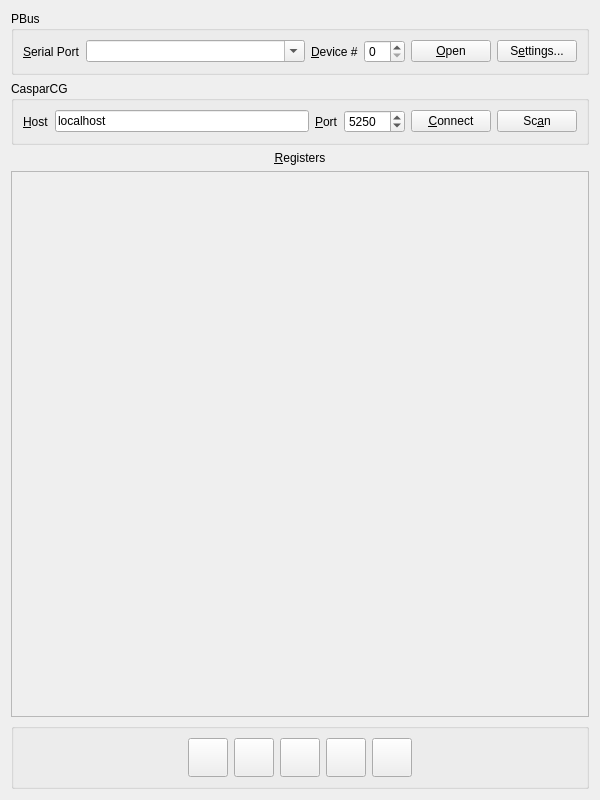
dimitry-ishenko-casparcg/pbus2amcp, file gui/window.ui: the form before one commit.
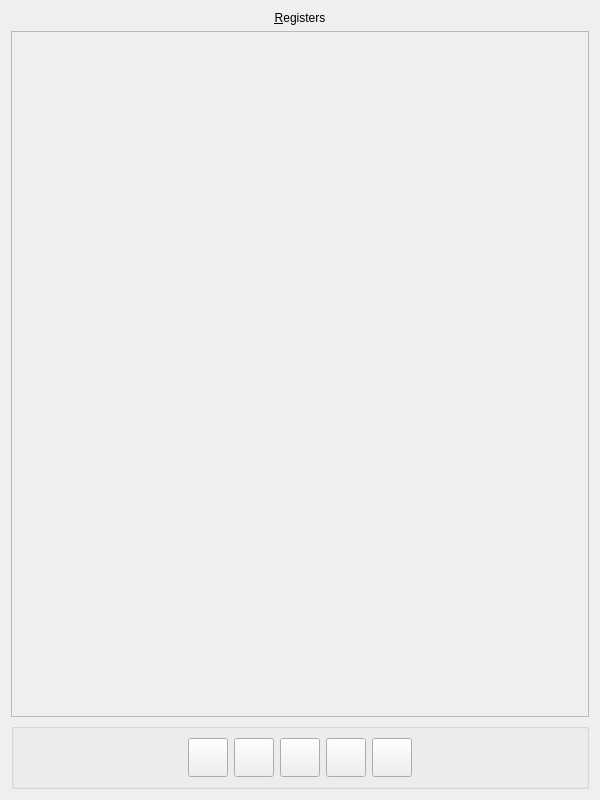
The form after the commit. Icons and pictures are not drawn.

Commit message: gui::window: use gui::casparcg and gui::pbus

Patch:
```diff
--- a/gui/window.ui
+++ b/gui/window.ui
@@ -14,132 +14,6 @@
    <string>PBus to AMCP</string>
   </property>
   <layout class="QVBoxLayout" name="layout">
-   <item>
-    <widget class="QGroupBox" name="group_2">
-     <property name="title">
-      <string>PBus</string>
-     </property>
-     <layout class="QHBoxLayout" name="layout_2">
-      <item>
-       <widget class="QLabel" name="label">
-        <property name="text">
-         <string>&amp;Serial Port</string>
-        </property>
-        <property name="buddy">
-         <cstring>serial_port</cstring>
-        </property>
-       </widget>
-      </item>
-      <item>
-       <widget class="QComboBox" name="serial_port">
-        <property name="sizePolicy">
-         <sizepolicy hsizetype="Expanding" vsizetype="Fixed">
-          <horstretch>0</horstretch>
-          <verstretch>0</verstretch>
-         </sizepolicy>
-        </property>
-        <property name="editable">
-         <bool>true</bool>
-        </property>
-       </widget>
-      </item>
-      <item>
-       <widget class="QLabel" name="label_2">
-        <property name="text">
-         <string>&amp;Device #</string>
-        </property>
-        <property name="buddy">
-         <cstring>pbus_device</cstring>
-        </property>
-       </widget>
-      </item>
-      <item>
-       <widget class="QSpinBox" name="pbus_device">
-        <property name="maximum">
-         <number>47</number>
-        </property>
-       </widget>
-      </item>
-      <item>
-       <widget class="QPushButton" name="serial_open">
-        <property name="text">
-         <string>&amp;Open</string>
-        </property>
-       </widget>
-      </item>
-      <item>
-       <widget class="QPushButton" name="serial_settings">
-        <property name="text">
-         <string>S&amp;ettings...</string>
-        </property>
-       </widget>
-      </item>
-     </layout>
-    </widget>
-   </item>
-   <item>
-    <widget class="QGroupBox" name="group">
-     <property name="title">
-      <string>CasparCG</string>
-     </property>
-     <layout class="QHBoxLayout" name="layout_3">
-      <item>
-       <widget class="QLabel" name="label_4">
-        <property name="text">
-         <string>&amp;Host</string>
-        </property>
-        <property name="buddy">
-         <cstring>casparcg_host</cstring>
-        </property>
-       </widget>
-      </item>
-      <item>
-       <widget class="QLineEdit" name="casparcg_host">
-        <property name="text">
-         <string>localhost</string>
-        </property>
-       </widget>
-      </item>
-      <item>
-       <widget class="QLabel" name="label_5">
-        <property name="text">
-         <string>&amp;Port</string>
-        </property>
-        <property name="buddy">
-         <cstring>casparcg_port</cstring>
-        </property>
-       </widget>
-      </item>
-      <item>
-       <widget class="QSpinBox" name="casparcg_port">
-        <property name="minimum">
-         <number>1</number>
-        </property>
-        <property name="maximum">
-         <number>65535</number>
-        </property>
-        <property name="value">
-         <number>5250</number>
-        </property>
-       </widget>
-      </item>
-      <item>
-       <widget class="QPushButton" name="casparcg_connect">
-        <property name="text">
-         <string>&amp;Connect</string>
-        </property>
-       </widget>
-      </item>
-      <item>
-       <widget class="QPushButton" name="casparcg_scan">
-        <property name="text">
-         <string>Sc&amp;an</string>
-        </property>
-       </widget>
-      </item>
-     </layout>
-    </widget>
-   </item>
    <item>
     <widget class="QLabel" name="label_3">
      <property name="text">
@@ -167,7 +41,7 @@
         <x>0</x>
         <y>0</y>
         <width>584</width>
-        <height>516</height>
+        <height>688</height>
        </rect>
       </property>
       <layout class="QVBoxLayout" name="layout_5"/>
```
Left out of the diff: 8 changed lines with no effect on the pictures. The commit also changes 2 other files.
